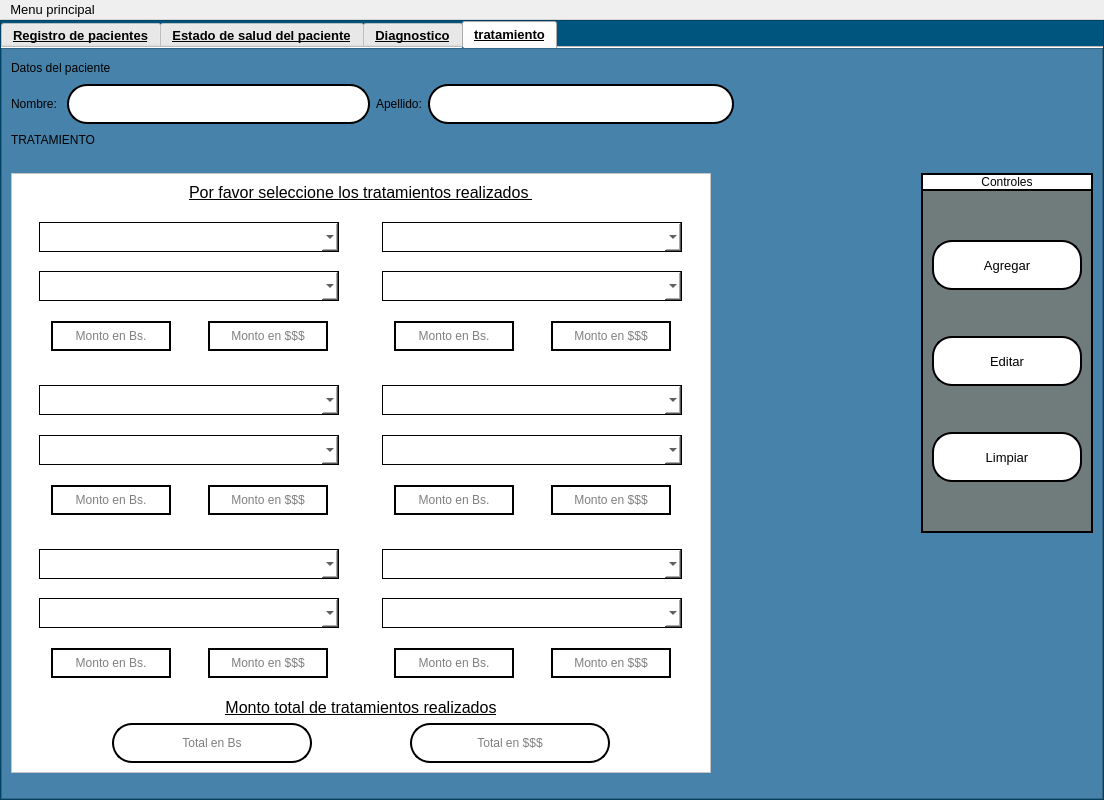
Qt form interfaces/History.ui (Reinaldito04/App-Consultas-y-Historias-Medicas) before a commit.
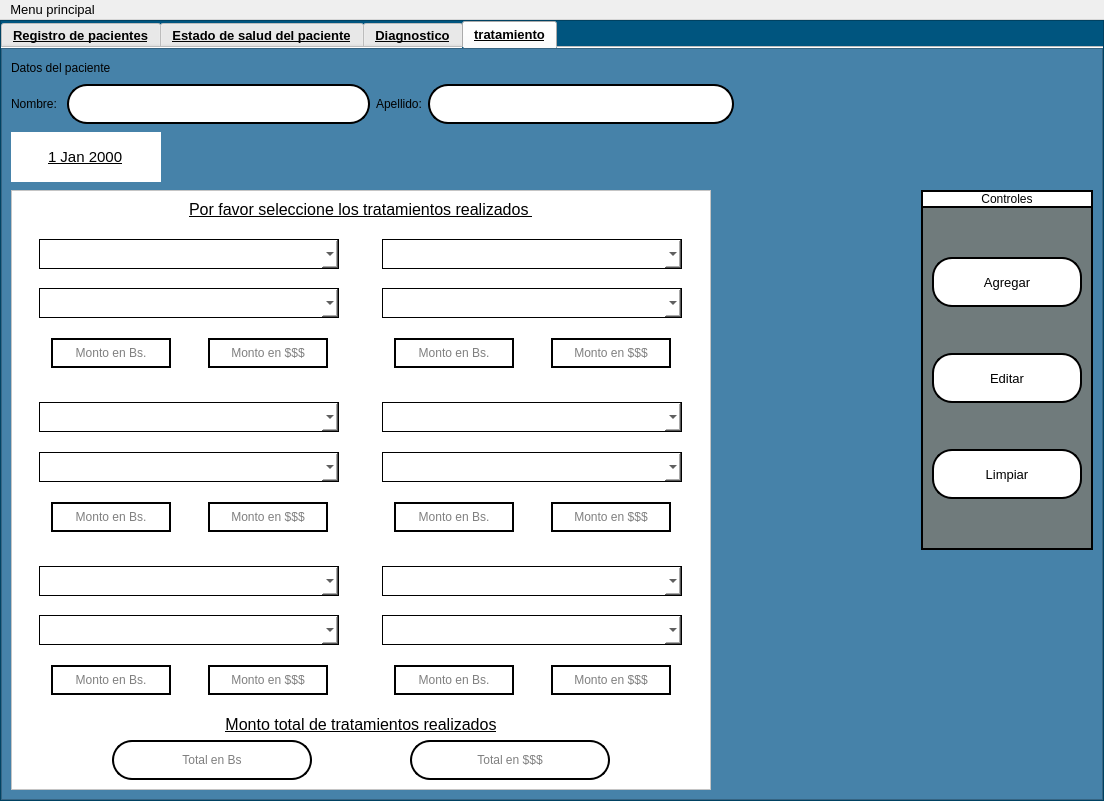
The same form after that commit. The open tabs and pages were chosen to show the change. Icons and pictures are not drawn.

Commit message: .PY para la seccion de tartamiento (por terminar) interfaz para la salida (por diseñar) Base de datos con nueva tabla para el almacenamiento de tratamientos asignados a pacientes

Diff of the .ui file:
```diff
--- a/interfaces/History.ui
+++ b/interfaces/History.ui
@@ -2442,6 +2442,15 @@
            </property>
            <item>
             <widget class="QFrame" name="frame">
+             <property name="font">
+              <font>
+               <family>Microsoft Sans Serif</family>
+               <pointsize>12</pointsize>
+               <weight>50</weight>
+               <italic>false</italic>
+               <bold>false</bold>
+              </font>
+             </property>
              <property name="styleSheet">
               <string notr="true">QFrame{
 background-color:rgb(70, 130, 169);
@@ -2485,6 +2494,10 @@
 border:1px solid rgb(0,0,0);
 	font: 12pt &quot;Microsoft Sans Serif&quot;;
 	background-color: rgb(255, 255, 255);
+}
+QDateEdit{
+	font: 75 11pt &quot;MS Shell Dlg 2&quot;;
+	text-decoration: underline;
 }</string>
              </property>
              <property name="frameShape">
@@ -2587,15 +2600,60 @@
                 </item>
                </layout>
               </item>
+              <item>
+               <spacer name="verticalSpacer_50">
+                <property name="orientation">
+                 <enum>Qt::Vertical</enum>
+                </property>
+                <property name="sizeHint" stdset="0">
+                 <size>
+                  <width>20</width>
+                  <height>40</height>
+                 </size>
+                </property>
+               </spacer>
+              </item>
               <item>
                <layout class="QHBoxLayout" name="horizontalLayout_25">
-                <property name="spacing">
-                 <number>6</number>
-                </property>
                 <item>
-                 <widget class="QLabel" name="lbl_34">
-                  <property name="text">
-                   <string>TRATAMIENTO</string>
+                 <widget class="QDateEdit" name="fecha_2">
+                  <property name="minimumSize">
+                   <size>
+                    <width>150</width>
+                    <height>50</height>
+                   </size>
+                  </property>
+                  <property name="maximumSize">
+                   <size>
+                    <width>150</width>
+                    <height>50</height>
+                   </size>
+                  </property>
+                  <property name="font">
+                   <font>
+                    <family>MS Shell Dlg 2</family>
+                    <pointsize>11</pointsize>
+                    <weight>9</weight>
+                    <italic>false</italic>
+                    <bold>false</bold>
+                    <underline>true</underline>
+                    <kerning>true</kerning>
+                   </font>
+                  </property>
+                  <property name="frame">
+                   <bool>false</bool>
+                  </property>
+                  <property name="alignment">
+                   <set>Qt::AlignCenter</set>
+                  </property>
+                  <property name="readOnly">
+                   <bool>true</bool>
+                  </property>
+                  <property name="buttonSymbols">
+                   <enum>QAbstractSpinBox::NoButtons</enum>
+                  </property>
+                  <property name="keyboardTracking">
+                   <bool>true</bool>
                   </property>
                  </widget>
                 </item>
@@ -2614,6 +2672,19 @@
                 </item>
                </layout>
               </item>
+              <item>
+               <spacer name="verticalSpacer_51">
+                <property name="orientation">
+                 <enum>Qt::Vertical</enum>
+                </property>
+                <property name="sizeHint" stdset="0">
+                 <size>
+                  <width>20</width>
+                  <height>40</height>
+                 </size>
+                </property>
+               </spacer>
+              </item>
               <item>
                <spacer name="verticalSpacer_55">
                 <property name="orientation">
```
Left out of the diff: 4 changed lines with no effect on the pictures. The commit also changes 4 other files.
